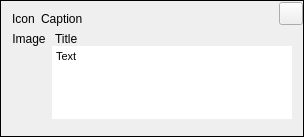
Above: src/plugins/notifications/notifywidget.ui from silvansky/Contacts before the change. Below: the same form after it.
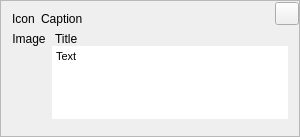
That is the form after the change. Custom widgets are drawn as their Qt base class.

Diff of the .ui file:
```diff
--- a/src/plugins/notifications/notifywidget.ui
+++ b/src/plugins/notifications/notifywidget.ui
@@ -1,20 +1,26 @@
 <?xml version="1.0" encoding="UTF-8"?>
 <ui version="4.0">
  <class>NotifyWidgetClass</class>
- <widget class="QFrame" name="NotifyWidgetClass">
+ <widget class="QWidget" name="NotifyWidgetClass">
   <property name="geometry">
    <rect>
     <x>0</x>
     <y>0</y>
-    <width>304</width>
+    <width>300</width>
     <height>137</height>
    </rect>
   </property>
-  <property name="styleSheet">
-   <string notr="true">QWidget#NotifyWidgetClass {  border: 1px solid black; }</string>
-  </property>
+  <layout class="QVBoxLayout" name="verticalLayout_3">
+   <property name="margin">
+    <number>0</number>
+   </property>
+   <item>
+    <widget class="QFrame" name="frmPopup">
   <property name="frameShape">
-   <enum>QFrame::Box</enum>
+      <enum>QFrame::StyledPanel</enum>
+     </property>
+     <property name="frameShadow">
+      <enum>QFrame::Raised</enum>
   </property>
   <layout class="QVBoxLayout" name="verticalLayout_2">
    <property name="margin">
@@ -34,7 +40,7 @@
         <item>
          <widget class="QLabel" name="lblIcon">
           <property name="text">
-           <string>Icon</string>
+              <string notr="true">Icon</string>
           </property>
          </widget>
         </item>
@@ -167,6 +173,9 @@
          </size>
         </property>
        </spacer>
+         </item>
+        </layout>
+       </widget>
       </item>
      </layout>
     </widget>
```
Lines whose indentation alone changed are shown as unchanged.
